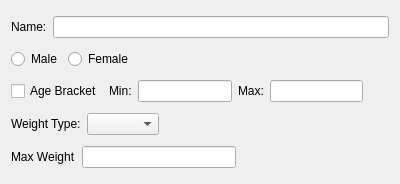
gcdean/JudoMaster, file BracketEditor.ui: the form before one commit.
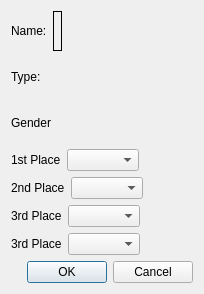
The form after the commit.

Commit message: Moved the importing of a csv file into a separate command. The BracketEditor now allows editing the places of a bracket. Converted the bracket places from QString to int to represent the competitor id. Removed some warnings.

Patch:
```diff
--- a/BracketEditor.ui
+++ b/BracketEditor.ui
@@ -6,8 +6,8 @@
    <rect>
     <x>0</x>
     <y>0</y>
-    <width>400</width>
-    <height>184</height>
+    <width>204</width>
+    <height>294</height>
    </rect>
   </property>
   <property name="windowTitle">
@@ -24,25 +24,103 @@
       </widget>
      </item>
      <item>
-      <widget class="QLineEdit" name="lineEdit"/>
+      <widget class="QLabel" name="bracketNameLbl">
+       <property name="frameShape">
+        <enum>QFrame::Box</enum>
+       </property>
+       <property name="text">
+        <string>&lt;Bracket Name&gt;</string>
+       </property>
+      </widget>
+     </item>
+     <item>
+      <spacer name="horizontalSpacer_5">
+       <property name="orientation">
+        <enum>Qt::Horizontal</enum>
+       </property>
+       <property name="sizeHint" stdset="0">
+        <size>
+         <width>40</width>
+         <height>20</height>
+        </size>
+       </property>
+      </spacer>
+     </item>
+    </layout>
+   </item>
+   <item>
+    <layout class="QHBoxLayout" name="horizontalLayout_6">
+     <item>
+      <widget class="QLabel" name="label_6">
+       <property name="text">
+        <string>Type:</string>
+       </property>
+      </widget>
+     </item>
+     <item>
+      <widget class="QLabel" name="typeLbl">
+       <property name="text">
+        <string>&lt;Weight Type&gt;</string>
+       </property>
+      </widget>
+     </item>
+     <item>
+      <spacer name="horizontalSpacer_7">
+       <property name="orientation">
+        <enum>Qt::Horizontal</enum>
+       </property>
+       <property name="sizeHint" stdset="0">
+        <size>
+         <width>40</width>
+         <height>20</height>
+        </size>
+       </property>
+      </spacer>
+     </item>
+    </layout>
+   </item>
+   <item>
+    <layout class="QHBoxLayout" name="horizontalLayout_7">
+     <item>
+      <widget class="QLabel" name="label_7">
+       <property name="text">
+        <string>Gender</string>
+       </property>
+      </widget>
+     </item>
+     <item>
+      <widget class="QLabel" name="genderLbl">
+       <property name="text">
+        <string>&lt;Gender&gt;</string>
+       </property>
+      </widget>
+     </item>
+     <item>
+      <spacer name="horizontalSpacer_6">
+       <property name="orientation">
+        <enum>Qt::Horizontal</enum>
+       </property>
+       <property name="sizeHint" stdset="0">
+        <size>
+         <width>40</width>
+         <height>20</height>
+        </size>
+       </property>
+      </spacer>
      </item>
     </layout>
    </item>
    <item>
     <layout class="QHBoxLayout" name="horizontalLayout_2">
      <item>
-      <widget class="QRadioButton" name="radioButton">
+      <widget class="QLabel" name="label_2">
        <property name="text">
-        <string>Male</string>
+        <string>1st Place</string>
        </property>
       </widget>
      </item>
      <item>
-      <widget class="QRadioButton" name="radioButton_2">
-       <property name="text">
-        <string>Female</string>
-       </property>
-      </widget>
+      <widget class="QComboBox" name="firstPlaceCombo"/>
      </item>
      <item>
       <spacer name="horizontalSpacer">
@@ -61,32 +139,15 @@
    </item>
    <item>
     <layout class="QHBoxLayout" name="horizontalLayout_3">
-     <item>
-      <widget class="QCheckBox" name="checkBox">
-       <property name="text">
-        <string>Age Bracket</string>
-       </property>
-      </widget>
-     </item>
-     <item>
-      <widget class="QLabel" name="label_2">
-       <property name="text">
-        <string>Min:</string>
-       </property>
-      </widget>
-     </item>
-     <item>
-      <widget class="QLineEdit" name="lineEdit_2"/>
-     </item>
      <item>
       <widget class="QLabel" name="label_3">
        <property name="text">
-        <string>Max:</string>
+        <string>2nd Place</string>
        </property>
       </widget>
      </item>
      <item>
-      <widget class="QLineEdit" name="lineEdit_3"/>
+      <widget class="QComboBox" name="secondPlaceCombo"/>
      </item>
      <item>
       <spacer name="horizontalSpacer_2">
@@ -108,7 +169,7 @@
      <item>
       <widget class="QLabel" name="label_4">
        <property name="text">
-        <string>Weight Type:</string>
+        <string>3rd Place</string>
        </property>
       </widget>
      </item>
@@ -135,12 +196,12 @@
      <item>
       <widget class="QLabel" name="label_5">
        <property name="text">
-        <string>Max Weight</string>
+        <string>3rd Place</string>
        </property>
       </widget>
      </item>
      <item>
-      <widget class="QLineEdit" name="lineEdit_4"/>
+      <widget class="QComboBox" name="thirdPlace2Combo"/>
      </item>
      <item>
       <spacer name="horizontalSpacer_4">
@@ -157,6 +218,13 @@
      </item>
     </layout>
    </item>
+   <item>
+    <widget class="QDialogButtonBox" name="buttonBox">
+     <property name="standardButtons">
+      <set>QDialogButtonBox::Cancel|QDialogButtonBox::Ok</set>
+     </property>
+    </widget>
+   </item>
   </layout>
  </widget>
  <resources/>
```
Left out of the diff: 37 changed lines with no effect on the pictures. The commit also changes 17 other files.
